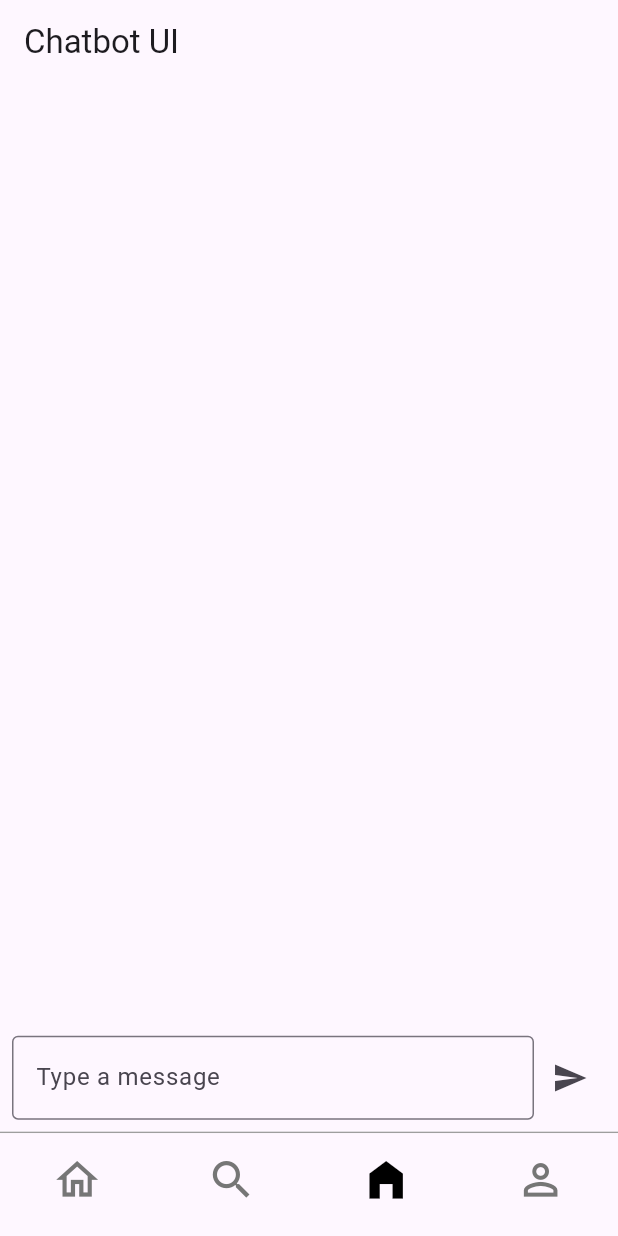
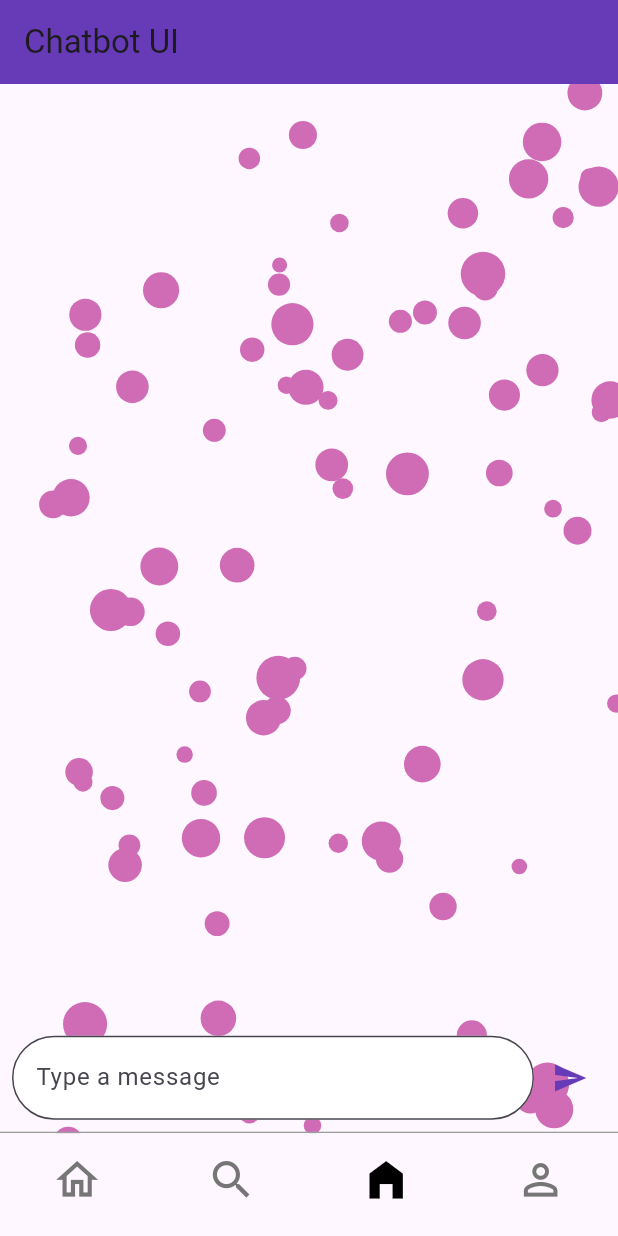
Before and after one commit to Sandun-Induranga/hr-empowerment-suit-mobile, a Flutter app: the screen it shows after launch, item 3 of the bottom bar chosen, after a tap on the "send" icon, on a phone screen of 412 x 824 dp. Run offline on Flutter 3.47's test engine with Material 3 defaults, Android fonts, the phone set to English and light mode, and no system bars; our stand-ins replace flutter_keyboard_visibility, flutter_screenutil, geolocator, permission_handler.

Commit message:
Content Updated

```diff
--- a/hr_app/lib/features/chat_bot/chat_bot_view.dart
+++ b/hr_app/lib/features/chat_bot/chat_bot_view.dart
@@ -1,4 +1,6 @@
 import 'package:flutter/material.dart';
+import 'dart:async';
+import 'dart:math';
 
 class ChatScreen extends StatefulWidget {
   const ChatScreen({super.key});
@@ -7,9 +9,74 @@ class ChatScreen extends StatefulWidget {
   ChatScreenState createState() => ChatScreenState();
 }
 
-class ChatScreenState extends State<ChatScreen> {
+class ChatScreenState extends State<ChatScreen> with TickerProviderStateMixin {
   final List<Map<String, String>> _messages = [];
   final TextEditingController _controller = TextEditingController();
+  late AnimationController _animationController;
+  late AnimationController _rainAnimationController;
+  late Timer _colorChangeTimer;
+  List<Raindrop> _raindrops = [];
+  Random _random = Random();
+  bool _isRaindropsGenerated = false;
+  Color _currentColor = Colors.blue;
+
+  @override
+  void initState() {
+    super.initState();
+    _animationController = AnimationController(
+      vsync: this,
+      duration: const Duration(milliseconds: 300),
+    );
+    _rainAnimationController = AnimationController(
+      vsync: this,
+      duration: const Duration(milliseconds: 16),
+    )..addListener(() {
+      _updateRaindrops();
+    });
+    _rainAnimationController.repeat();
+
+    _colorChangeTimer = Timer.periodic(Duration(seconds: 2), (timer) {
+      setState(() {
+        _currentColor = Color.fromRGBO(
+          _random.nextInt(256),
+          _random.nextInt(256),
+          _random.nextInt(256),
+          1,
+        );
+      });
+    });
+  }
+
+  @override
+  void dispose() {
+    _controller.dispose();
+    _animationController.dispose();
+    _rainAnimationController.dispose();
+    _colorChangeTimer.cancel();
+    super.dispose();
+  }
+
+  void _generateRaindrops(double screenWidth, double screenHeight) {
+    for (int i = 0; i < 100; i++) {
+      _raindrops.add(Raindrop(
+        _random.nextDouble() * screenWidth,
+        _random.nextDouble() * screenHeight,
+        _random.nextDouble() * 10 + 5, // Radius of the bubble
+        _random.nextDouble() * 4 + 2,
+      ));
+    }
+  }
+
+  void _updateRaindrops() {
+    for (var raindrop in _raindrops) {
+      raindrop.fall();
+      if (raindrop.isOffScreen(MediaQuery.of(context).size.height)) {
+        raindrop.y = 0;
+        raindrop.x = _random.nextDouble() * MediaQuery.of(context).size.width;
+      }
+    }
+    setState(() {});
+  }
 
   void _sendMessage() {
     if (_controller.text.isEmpty) return;
@@ -18,15 +85,31 @@ class ChatScreenState extends State<ChatScreen> {
       _messages.add({'text': 'Echo: ${_controller.text}', 'sender': 'bot'});
     });
     _controller.clear();
+    _animationController.forward(from: 0.0);
   }
 
   @override
   Widget build(BuildContext context) {
+    final screenWidth = MediaQuery.of(context).size.width;
+    final screenHeight = MediaQuery.of(context).size.height;
+
+    if (!_isRaindropsGenerated) {
+      _generateRaindrops(screenWidth, screenHeight);
+      _isRaindropsGenerated = true;
+    }
+
     return Scaffold(
       appBar: AppBar(
         title: const Text('Chatbot UI'),
+        backgroundColor: Colors.deepPurple,
       ),
-      body: Column(
+      body: Stack(
+        children: [
+          CustomPaint(
+            painter: RainPainter(_raindrops, screenHeight, _currentColor),
+            child: Container(),
+          ),
+          Column(
             children: [
               Expanded(
                 child: ListView.builder(
@@ -35,6 +118,7 @@ class ChatScreenState extends State<ChatScreen> {
                     return ChatBubble(
                       message: _messages[index]['text']!,
                       isUser: _messages[index]['sender'] == 'user',
+                      animationController: _animationController,
                     );
                   },
                 ),
@@ -46,18 +130,25 @@ class ChatScreenState extends State<ChatScreen> {
                     Expanded(
                       child: TextField(
                         controller: _controller,
-                    decoration: const InputDecoration(
+                        decoration: InputDecoration(
                           hintText: 'Type a message',
-                      border: OutlineInputBorder(),
+                          border: OutlineInputBorder(
+                            borderRadius: BorderRadius.circular(30.0),
+                          ),
+                          filled: true,
+                          fillColor: Colors.white,
                         ),
                       ),
                     ),
                     IconButton(
                       icon: const Icon(Icons.send),
+                      color: Colors.deepPurple,
                       onPressed: _sendMessage,
                     ),
                   ],
                 ),
+              ),
+            ],
           ),
         ],
       ),
@@ -68,28 +159,87 @@ class ChatScreenState extends State<ChatScreen> {
 class ChatBubble extends StatelessWidget {
   final String message;
   final bool isUser;
+  final AnimationController animationController;
 
   const ChatBubble({
     required this.message,
     required this.isUser,
+    required this.animationController,
   });
 
   @override
   Widget build(BuildContext context) {
-    return Align(
+    return SizeTransition(
+      sizeFactor: CurvedAnimation(
+        parent: animationController,
+        curve: Curves.easeOut,
+      ),
+      axisAlignment: 0.0,
+      child: Align(
         alignment: isUser ? Alignment.centerRight : Alignment.centerLeft,
         child: Container(
           margin: EdgeInsets.symmetric(vertical: 5, horizontal: 10),
           padding: EdgeInsets.all(10),
           decoration: BoxDecoration(
-          color: isUser ? Colors.blue : Colors.grey[300],
-          borderRadius: BorderRadius.circular(10),
+            color: isUser ? Colors.deepPurple : Colors.grey[300],
+            borderRadius: BorderRadius.only(
+              topLeft: isUser ? Radius.circular(10) : Radius.circular(0),
+              topRight: Radius.circular(10),
+              bottomLeft: Radius.circular(10),
+              bottomRight: isUser ? Radius.circular(0) : Radius.circular(10),
+            ),
           ),
           child: Text(
             message,
             style: TextStyle(color: isUser ? Colors.white : Colors.black),
           ),
         ),
+      ),
     );
   }
 }
+
+class Raindrop {
+  double x;
+  double y;
+  double radius;
+  double velocity;
+
+  Raindrop(this.x, this.y, this.radius, this.velocity);
+
+  void fall() {
+    y += velocity;
+  }
+
+  bool isOffScreen(double screenHeight) {
+    return y - radius > screenHeight;
+  }
+}
+
+class RainPainter extends CustomPainter {
+  final List<Raindrop> raindrops;
+  final double screenHeight;
+  final Color color;
+
+  RainPainter(this.raindrops, this.screenHeight, this.color);
+
+  @override
+  void paint(Canvas canvas, Size size) {
+    final paint = Paint()
+      ..color = color
+      ..style = PaintingStyle.fill;
+
+    for (var raindrop in raindrops) {
+      canvas.drawCircle(
+        Offset(raindrop.x, raindrop.y),
+        raindrop.radius,
+        paint,
+      );
+    }
+  }
+
+  @override
+  bool shouldRepaint(CustomPainter oldDelegate) {
+    return true;
+  }
+}
--- a/hr_app/pubspec.yaml
+++ b/hr_app/pubspec.yaml
@@ -39,6 +39,7 @@ dependencies:
   permission_handler: ^11.3.1
   flutter_keyboard_visibility: ^6.0.0
   flutter_screenutil: ^5.9.3
+  flutter_spinkit: ^5.2.1
 
 dev_dependencies:
   flutter_test:
```
Also changed, not shown: hr_app/pubspec.lock. Lines whose indentation alone changed are shown as unchanged.
